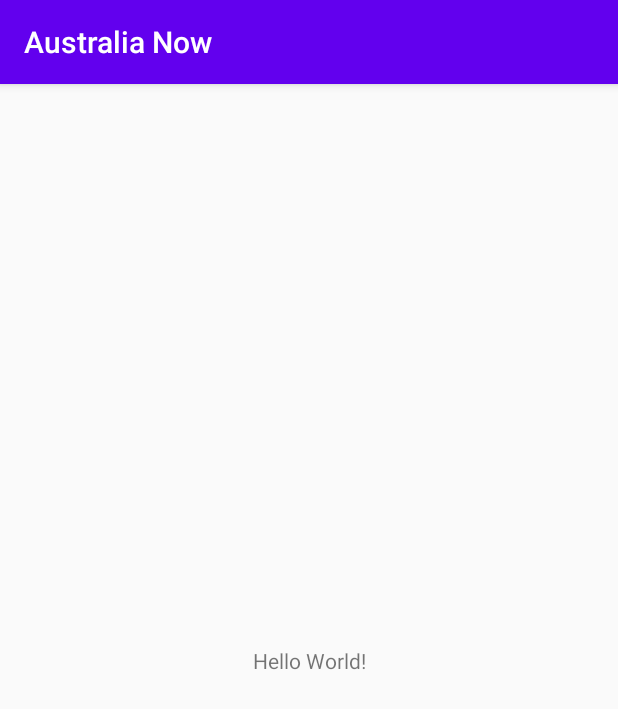
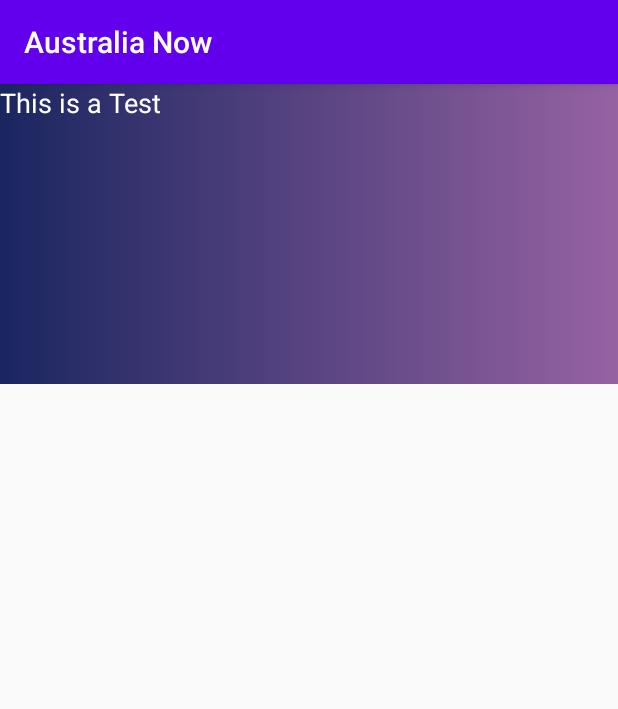
Before and after one commit to sagarparajuli02/AustraliaNow, an Android app: the screen it shows after launch (MainActivity), on a phone screen of 412 x 824 dp. Shown: the top 709 px of the screen. Run offline under Robolectric (Android 15) with nearby library versions, the phone set to English and light mode, and no system bars.

Commit message:
First commit

```diff
--- /dev/null
+++ b/app/src/main/res/drawable/weather_background.xml
@@ -0,0 +1,11 @@
+<?xml version="1.0" encoding="UTF-8"?>
+<selector xmlns:android="http://schemas.android.com/apk/res/android">
+    <item>
+        <shape>
+            <gradient
+                android:startColor="#1A2660"
+                android:endColor="#9662A2"
+                />
+        </shape>
+    </item>
+</selector>
--- a/app/src/main/res/layout/activity_main.xml
+++ b/app/src/main/res/layout/activity_main.xml
@@ -6,13 +6,19 @@
     android:layout_height="match_parent"
     tools:context=".MainActivity">
 
-    <TextView
-        android:layout_width="wrap_content"
-        android:layout_height="wrap_content"
-        android:text="Hello World!"
-        app:layout_constraintBottom_toBottomOf="parent"
-        app:layout_constraintLeft_toLeftOf="parent"
-        app:layout_constraintRight_toRightOf="parent"
-        app:layout_constraintTop_toTopOf="parent" />
+<LinearLayout
+    android:layout_width="match_parent"
+    android:layout_height="200dp"
+    android:background="@drawable/weather_background"
+  android:orientation="vertical"
+    tools:ignore="MissingConstraints" />
+   <TextView
+       android:text="This is a Test"
+       android:layout_height="wrap_content"
+       android:layout_width="wrap_content"
+       android:textSize="18dp"
+       android:textColor="#fff"
 
+       android:gravity="center_horizontal" />
+    />
 </androidx.constraintlayout.widget.ConstraintLayout>
```
Also changed, not shown: app/src/main/res/font/Roboto.ttf (added).
